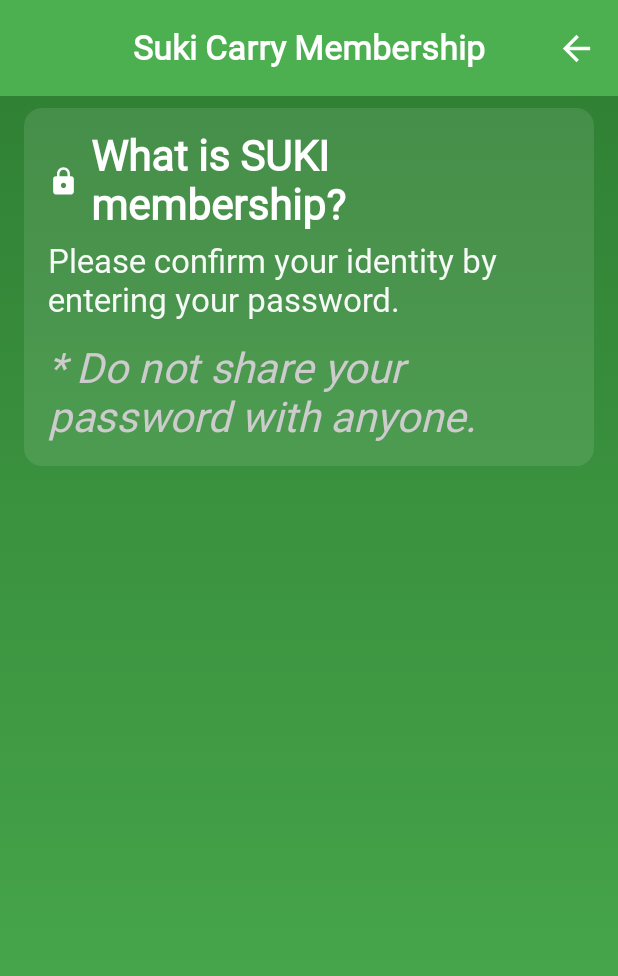
After one commit to MarkDenver01/carry_guides_admin, an Android app built with Jetpack Compose: the SukiMembershipScreen screen opened through its navigation route, on a phone screen of 412 x 824 dp. The commit adds this screen. Shown: the top 976 px of the screen. Run offline under Robolectric (Android 15) with nearby library versions, the phone set to English and light mode, and no system bars; our stand-ins replace Dagger/Hilt's generated code; Roboto replaces fonts that are not available here.

```diff
--- a/carryapp/app/src/main/java/com/nathaniel/carryapp/navigation/NavGraph.kt
+++ b/carryapp/app/src/main/java/com/nathaniel/carryapp/navigation/NavGraph.kt
@@ -10,6 +10,7 @@ import com.nathaniel.carryapp.presentation.ui.compose.dashboard.DashboardScreen
 import com.nathaniel.carryapp.presentation.ui.compose.dashboard.delivery.DeliveryScreen
 import com.nathaniel.carryapp.presentation.ui.compose.dashboard.pickup.PickupScreen
 import com.nathaniel.carryapp.presentation.ui.compose.initial.InitialScreen
+import com.nathaniel.carryapp.presentation.ui.compose.membership.apply.SukiMembershipScreen
 import com.nathaniel.carryapp.presentation.ui.compose.signin.SignInScreen
 import com.nathaniel.carryapp.presentation.ui.compose.signup.SignUpScreen
 
@@ -56,3 +57,9 @@ fun NavGraphBuilder.displayUserProfileGraph(navController: NavController) {
         ChangePasswordScreen(navController = navController)
     }
 }
+
+fun NavGraphBuilder.membershipGraph(navController: NavController) {
+    composable(Routes.MEMBERSHIP) {
+        SukiMembershipScreen(navController = navController)
+    }
+}
--- a/carryapp/app/src/main/java/com/nathaniel/carryapp/navigation/Routes.kt
+++ b/carryapp/app/src/main/java/com/nathaniel/carryapp/navigation/Routes.kt
@@ -17,4 +17,6 @@ object Routes {
     const val UPDATE_PROFILE = "update_profile"
 
     const val CHANGE_PASSWORD = "change_password"
+
+    const val MEMBERSHIP = "membership"
 }
--- a/carryapp/app/src/main/java/com/nathaniel/carryapp/presentation/ui/MainActivity.kt
+++ b/carryapp/app/src/main/java/com/nathaniel/carryapp/presentation/ui/MainActivity.kt
@@ -18,6 +18,7 @@ import com.nathaniel.carryapp.navigation.Routes
 import com.nathaniel.carryapp.navigation.dashboardGraph
 import com.nathaniel.carryapp.navigation.displayUserProfileGraph
 import com.nathaniel.carryapp.navigation.initialGraph
+import com.nathaniel.carryapp.navigation.membershipGraph
 import com.nathaniel.carryapp.navigation.signInGraph
 import com.nathaniel.carryapp.navigation.signUpGraph
 import com.nathaniel.carryapp.presentation.theme.CarryappTheme
@@ -43,6 +44,7 @@ class MainActivity : ComponentActivity() {
                     signUpGraph(navController)
                     dashboardGraph(navController)
                     displayUserProfileGraph(navController)
+                    membershipGraph(navController)
                 }
             }
         }
--- a/carryapp/app/src/main/java/com/nathaniel/carryapp/presentation/ui/compose/account/change_password/ChangePasswordScreen.kt
+++ b/carryapp/app/src/main/java/com/nathaniel/carryapp/presentation/ui/compose/account/change_password/ChangePasswordScreen.kt
@@ -14,6 +14,7 @@ import androidx.compose.material.icons.filled.Lock
 import androidx.compose.material.icons.filled.Person
 import androidx.compose.material3.ExperimentalMaterial3Api
 import androidx.compose.material3.Scaffold
+import androidx.compose.material3.Text
 import androidx.compose.material3.TopAppBarDefaults
 import androidx.compose.runtime.Composable
 import androidx.compose.runtime.LaunchedEffect
@@ -22,10 +23,13 @@ import androidx.compose.runtime.getValue
 import androidx.compose.runtime.mutableStateOf
 import androidx.compose.runtime.remember
 import androidx.compose.runtime.setValue
+import androidx.compose.ui.Alignment
 import androidx.compose.ui.Modifier
 import androidx.compose.ui.graphics.Brush
 import androidx.compose.ui.graphics.Color
 import androidx.compose.ui.input.nestedscroll.nestedScroll
+import androidx.compose.ui.text.style.TextAlign
+import androidx.compose.ui.unit.sp
 import androidx.hilt.navigation.compose.hiltViewModel
 import androidx.navigation.NavController
 import com.nathaniel.carryapp.presentation.theme.LocalAppSpacing
@@ -89,6 +93,16 @@ fun ChangePasswordScreen(
                     .verticalScroll(rememberScrollState())
                     .padding(horizontal = spacing.lg, vertical = spacing.xl)
             ) {
+                Text(
+                    text = "Keep your account safe, please verify your " +
+                            "identity by entering password.",
+                    fontSize = 16.sp,
+                    color = Color.White,
+                    textAlign = TextAlign.Center
+                )
+
+                Spacer(modifier = Modifier.height(spacing.md))
+
                 // INPUT FIELDS
                 AuthTextField(
                     value = currentPassword,
--- a/carryapp/app/src/main/java/com/nathaniel/carryapp/presentation/ui/compose/account/update_profile/UpdateProfileScreen.kt
+++ b/carryapp/app/src/main/java/com/nathaniel/carryapp/presentation/ui/compose/account/update_profile/UpdateProfileScreen.kt
@@ -18,6 +18,7 @@ import androidx.compose.material.icons.filled.Phone
 import androidx.compose.material.icons.filled.Star
 import androidx.compose.material3.ExperimentalMaterial3Api
 import androidx.compose.material3.Scaffold
+import androidx.compose.material3.Text
 import androidx.compose.material3.TopAppBarDefaults
 import androidx.compose.runtime.Composable
 import androidx.compose.runtime.LaunchedEffect
@@ -30,6 +31,8 @@ import androidx.compose.ui.Modifier
 import androidx.compose.ui.graphics.Brush
 import androidx.compose.ui.graphics.Color
 import androidx.compose.ui.input.nestedscroll.nestedScroll
+import androidx.compose.ui.text.style.TextAlign
+import androidx.compose.ui.unit.sp
 import androidx.hilt.navigation.compose.hiltViewModel
 import androidx.navigation.NavController
 import com.nathaniel.carryapp.presentation.theme.LocalAppSpacing
@@ -101,6 +104,15 @@ fun UpdateProfileScreen(
                     .verticalScroll(rememberScrollState())
                     .padding(horizontal = spacing.lg, vertical = spacing.xl)
             ) {
+                Text(
+                    text = "Update your information",
+                    fontSize = 16.sp,
+                    color = Color.White,
+                    textAlign = TextAlign.Center
+                )
+
+                Spacer(modifier = Modifier.height(spacing.md))
+
                 // INPUT FIELDS
                 AuthTextField(
                     value = userName,
--- a/carryapp/app/src/main/java/com/nathaniel/carryapp/presentation/ui/compose/dashboard/DashboardViewModel.kt
+++ b/carryapp/app/src/main/java/com/nathaniel/carryapp/presentation/ui/compose/dashboard/DashboardViewModel.kt
@@ -47,6 +47,10 @@ class DashboardViewModel @Inject constructor() : ViewModel() {
         _navigateTo.value = Routes.CHANGE_PASSWORD
     }
 
+    fun onMembership() {
+        _navigateTo.value = Routes.MEMBERSHIP
+    }
+
     fun onSelectPreferences() {
         // logic if needed
     }
--- a/carryapp/app/src/main/java/com/nathaniel/carryapp/presentation/ui/compose/dashboard/sidemenu/DashboardDrawerContent.kt
+++ b/carryapp/app/src/main/java/com/nathaniel/carryapp/presentation/ui/compose/dashboard/sidemenu/DashboardDrawerContent.kt
@@ -69,7 +69,13 @@ fun DashboardDrawerContent(
             onClick = {
                 viewModel.onChangePassword()
             })
-        DrawerItem("Apply Membership", Icons.Default.Star, textSize = textSize)
+        DrawerItem(
+            "Apply Membership",
+            Icons.Default.Star,
+            textSize = textSize,
+            onClick = {
+                viewModel.onMembership()
+            })
         DrawerItem("Address Book", Icons.Default.LocationOn, textSize = textSize)
         DrawerItem("My Voucher", Icons.Default.Star, textSize = textSize)
         DrawerItem("My Suki Points", Icons.Default.ThumbUp, textSize = textSize)
--- /dev/null
+++ b/carryapp/app/src/main/java/com/nathaniel/carryapp/presentation/ui/compose/membership/MembershipViewModel.kt
@@ -0,0 +1,17 @@
+package com.nathaniel.carryapp.presentation.ui.compose.membership
+
+import androidx.lifecycle.ViewModel
+import dagger.hilt.android.lifecycle.HiltViewModel
+import kotlinx.coroutines.flow.MutableStateFlow
+import kotlinx.coroutines.flow.StateFlow
+import javax.inject.Inject
+
+@HiltViewModel
+class MembershipViewModel @Inject constructor() : ViewModel() {
+    private val _navigateTo = MutableStateFlow<String?>(null)
+    val navigateTo: StateFlow<String?> = _navigateTo
+
+    fun resetNavigation() {
+        _navigateTo.value = null
+    }
+}
--- /dev/null
+++ b/carryapp/app/src/main/java/com/nathaniel/carryapp/presentation/ui/compose/membership/apply/SukiMembershipScreen.kt
@@ -0,0 +1,85 @@
+package com.nathaniel.carryapp.presentation.ui.compose.membership.apply
+
+import androidx.compose.foundation.background
+import androidx.compose.foundation.layout.Box
+import androidx.compose.foundation.layout.Spacer
+import androidx.compose.foundation.layout.fillMaxSize
+import androidx.compose.foundation.layout.height
+import androidx.compose.foundation.layout.padding
+import androidx.compose.material.icons.Icons
+import androidx.compose.material.icons.filled.Lock
+import androidx.compose.material3.ExperimentalMaterial3Api
+import androidx.compose.material3.Scaffold
+import androidx.compose.material3.TopAppBarDefaults
+import androidx.compose.runtime.Composable
+import androidx.compose.runtime.LaunchedEffect
+import androidx.compose.runtime.collectAsState
+import androidx.compose.runtime.getValue
+import androidx.compose.ui.Modifier
+import androidx.compose.ui.graphics.Brush
+import androidx.compose.ui.graphics.Color
+import androidx.compose.ui.input.nestedscroll.nestedScroll
+import androidx.hilt.navigation.compose.hiltViewModel
+import androidx.navigation.NavController
+import com.nathaniel.carryapp.presentation.theme.LocalAppSpacing
+import com.nathaniel.carryapp.presentation.theme.LocalResponsiveSizes
+import com.nathaniel.carryapp.presentation.ui.compose.membership.MembershipViewModel
+import com.nathaniel.carryapp.presentation.ui.compose.navigation.TopNavigationBar
+import com.nathaniel.carryapp.presentation.utils.DynamicInfoCard
+
+@OptIn(ExperimentalMaterial3Api::class)
+@Composable
+fun SukiMembershipScreen(
+    navController: NavController,
+    viewModel: MembershipViewModel = hiltViewModel()
+) {
+    val navigateTo by viewModel.navigateTo.collectAsState()
+    val sizes = LocalResponsiveSizes.current
+    val spacing = LocalAppSpacing.current
+
+    val scrollBehavior = TopAppBarDefaults.enterAlwaysScrollBehavior()
+
+    LaunchedEffect(navigateTo) {
+        navigateTo?.let { route ->
+            navController.navigate(route)
+            viewModel.resetNavigation()
+        }
+    }
+
+    Scaffold(
+        modifier = Modifier
+            .nestedScroll(scrollBehavior.nestedScrollConnection),
+        topBar = {
+            TopNavigationBar(
+                navController = navController,
+                title = "Suki Carry Membership",
+                showBackButton = true,
+                showMenuButton = false,
+                scrollBehavior = scrollBehavior
+            )
+        },
+        containerColor = Color.Transparent
+    ) { innerPadding ->
+        Box(
+            modifier = Modifier
+                .fillMaxSize()
+                .background(
+                    Brush.verticalGradient(
+                        listOf(Color(0xFF2E7D32), Color(0XFF4CAF50))
+                    )
+                )
+                .padding(innerPadding)
+        ) {
+            Spacer(modifier = Modifier.height(spacing.xl))
+
+            DynamicInfoCard(
+                title = "What is SUKI membership?",
+                content = "Please confirm your identity by entering your password.",
+                footerReminder = "* Do not share your password with anyone.",
+                backgroundColor = Color.White.copy(alpha = 0.1f),
+                icon = Icons.Filled.Lock
+            )
+        }
+    }
+
+}
--- a/carryapp/app/src/main/java/com/nathaniel/carryapp/presentation/utils/ResponsiveUtils.kt
+++ b/carryapp/app/src/main/java/com/nathaniel/carryapp/presentation/utils/ResponsiveUtils.kt
@@ -11,14 +11,17 @@ import androidx.compose.foundation.interaction.PressInteraction
 import androidx.compose.foundation.interaction.collectIsPressedAsState
 import androidx.compose.foundation.layout.Arrangement
 import androidx.compose.foundation.layout.Box
+import androidx.compose.foundation.layout.Column
 import androidx.compose.foundation.layout.PaddingValues
 import androidx.compose.foundation.layout.Row
 import androidx.compose.foundation.layout.Spacer
+import androidx.compose.foundation.layout.defaultMinSize
 import androidx.compose.foundation.layout.fillMaxWidth
 import androidx.compose.foundation.layout.height
 import androidx.compose.foundation.layout.padding
 import androidx.compose.foundation.layout.size
 import androidx.compose.foundation.layout.width
+import androidx.compose.foundation.layout.widthIn
 import androidx.compose.foundation.shape.CircleShape
 import androidx.compose.runtime.Composable
 import androidx.compose.ui.platform.LocalConfiguration
@@ -27,11 +30,14 @@ import androidx.compose.ui.unit.dp
 import androidx.compose.ui.unit.sp
 import androidx.compose.ui.unit.TextUnit
 import androidx.compose.foundation.shape.RoundedCornerShape
+import androidx.compose.material.Divider
 import androidx.compose.material.icons.Icons
 import androidx.compose.material.icons.filled.KeyboardArrowDown
 import androidx.compose.material.icons.filled.KeyboardArrowUp
 import androidx.compose.material3.Button
 import androidx.compose.material3.ButtonDefaults
+import androidx.compose.material3.Card
+import androidx.compose.material3.CardDefaults
 import androidx.compose.material3.DropdownMenu
 import androidx.compose.material3.DropdownMenuItem
 import androidx.compose.material3.Icon
@@ -53,15 +59,21 @@ import androidx.compose.ui.graphics.Color
 import androidx.compose.ui.graphics.vector.ImageVector
 import androidx.compose.ui.platform.LocalContext
 import androidx.compose.ui.res.painterResource
+import androidx.compose.ui.text.font.FontStyle
+import androidx.compose.ui.text.font.FontWeight
 import androidx.compose.ui.text.input.PasswordVisualTransformation
 import androidx.compose.ui.text.input.VisualTransformation
 import com.nathaniel.carryapp.R
 import com.nathaniel.carryapp.domain.enum.ButtonVariants
+import com.nathaniel.carryapp.presentation.theme.LocalAppColors
+import com.nathaniel.carryapp.presentation.theme.LocalAppSpacing
 import com.nathaniel.carryapp.presentation.theme.LocalResponsiveSizes
 import kotlinx.coroutines.flow.collectLatest
 import java.text.SimpleDateFormat
 import java.util.Calendar
 import java.util.Locale
+
+import androidx.compose.ui.text.style.TextOverflow
 
 @Composable
 fun responsiveHeightFraction(
@@ -559,5 +571,84 @@ fun DropdownSelectorField(
                 )
             }
         }
+
+    }
+
+}
+
+@Composable
+fun DynamicInfoCard(
+    title: String,
+    content: String,
+    footerReminder: String,
+    modifier: Modifier = Modifier,
+    height: Dp = Dp.Unspecified,
+    backgroundColor: Color = Color.White.copy(alpha = 0.06f),
+    titleFontSize: TextUnit = LocalResponsiveSizes.current.titleFontSize,
+    bodyFontSize: TextUnit = LocalResponsiveSizes.current.buttonFontSize,
+    footerFontSize: TextUnit = LocalResponsiveSizes.current.labelFontSize,
+    icon: ImageVector? = null,
+    iconColor: Color = Color.White
+) {
+    val spacing = LocalAppSpacing.current
+
+    Card(
+        shape = RoundedCornerShape(12.dp),
+        colors = CardDefaults.cardColors(containerColor = backgroundColor),
+        modifier = modifier
+            .fillMaxWidth()
+            .then(if (height != Dp.Unspecified) Modifier.height(height) else Modifier)
+            .padding(horizontal = spacing.md, vertical = spacing.sm)
+    ) {
+        Column(
+            modifier = Modifier
+                .fillMaxWidth()
+                .padding(spacing.md)
+        ) {
+            // Header: Title + Optional Icon
+            Row(
+                verticalAlignment = Alignment.CenterVertically,
+                modifier = Modifier.fillMaxWidth()
+            ) {
+                if (icon != null) {
+                    Icon(
+                        imageVector = icon,
+                        contentDescription = null,
+                        tint = iconColor,
+                        modifier = Modifier
+                            .size(LocalResponsiveSizes.current.iconSize)
+                            .padding(end = spacing.sm)
+                    )
+                }
+                Text(
+                    text = title,
+                    color = LocalAppColors.current.textPrimary,
+                    fontSize = titleFontSize,
+                    fontWeight = FontWeight.SemiBold,
+                    modifier = Modifier.weight(1f)
+                )
+            }
+
+            Spacer(modifier = Modifier.height(spacing.sm))
+
+            // Body content
+            Text(
+                text = content,
+                color = LocalAppColors.current.textPrimary.copy(alpha = 0.95f),
+                fontSize = bodyFontSize,
+                modifier = Modifier.fillMaxWidth()
+            )
+
+            Spacer(modifier = Modifier.height(spacing.md))
+
+            // Footer
+            Text(
+                text = footerReminder,
+                color = LocalAppColors.current.textSecondary,
+                fontSize = footerFontSize,
+                fontStyle = FontStyle.Italic,
+                modifier = Modifier.fillMaxWidth()
+            )
+        }
     }
 }
```
